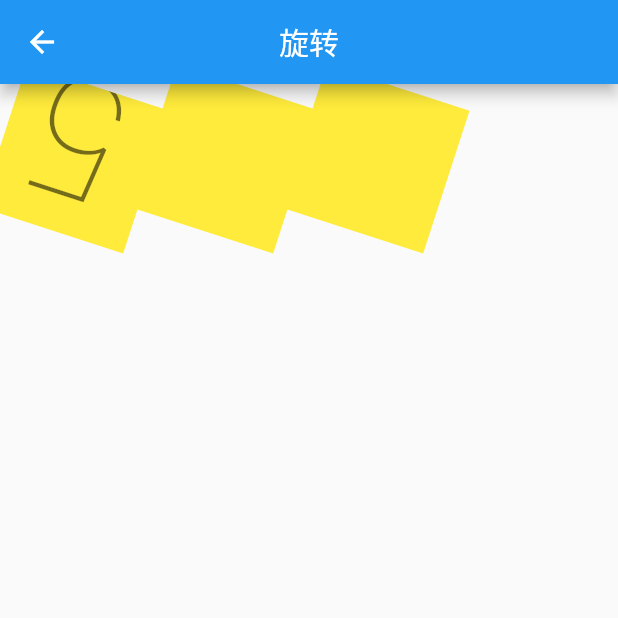
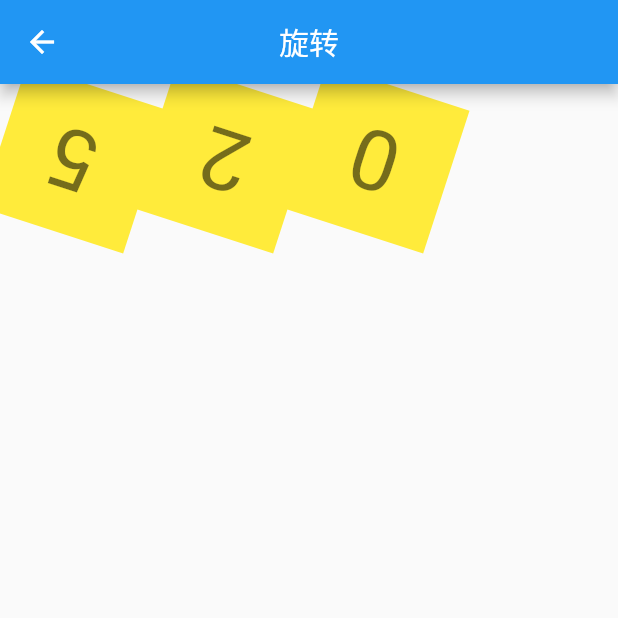
Before and after one commit to DreamlessRaw/flutter_sample, a Flutter app: the screen it shows after launch, after a tap on "旋转示例", on a phone screen of 412 x 824 dp, the top half of it. Run offline on Flutter 3.47's test engine with Material 2 defaults, Android fonts, the phone set to English and light mode, and no system bars; our stand-ins replace cookie_jar, dio, dio_cookie_manager, permission_handler; missing offline and left inert: scan.

Commit message:
AnimatedSwitcher动画，

```diff
--- a/lib/animated/rotation_transition.dart
+++ b/lib/animated/rotation_transition.dart
@@ -57,7 +57,7 @@ class _RotationTransitionPageState extends State<RotationTransitionPage>
                 child: Center(
                   child: Text(
                     '5',
-                    style: Theme.of(context).textTheme.headline1,
+                    style: Theme.of(context).textTheme.headline2,
                   ),
                 ),
               ),
@@ -69,6 +69,12 @@ class _RotationTransitionPageState extends State<RotationTransitionPage>
                 width: 100.0,
                 height: 100.0,
                 color: Colors.yellow,
+                child: Center(
+                  child: Text(
+                    '2',
+                    style: Theme.of(context).textTheme.headline2,
+                  ),
+                ),
               ),
             ),
             RotationTransition(
@@ -78,9 +84,22 @@ class _RotationTransitionPageState extends State<RotationTransitionPage>
                 width: 100.0,
                 height: 100.0,
                 color: Colors.yellow,
+                child: Center(
+                  child: Text(
+                    '0',
+                    style: Theme.of(context).textTheme.headline2,
+                  ),
+                ),
               ),
             ),
           ],
         ));
   }
+
+  @override
+  void dispose() {
+    // TODO: implement dispose
+    _controller.dispose();
+    super.dispose();
+  }
 }
--- a/lib/main.dart
+++ b/lib/main.dart
@@ -8,6 +8,8 @@ import 'package:flutter_sample/list_view.dart';
 import 'package:flutter_sample/login.dart';
 import 'package:flutter_sample/utils/scanner_utils.dart';
 import 'package:permission_handler/permission_handler.dart';
+
+import 'animated/switcher_animated.dart';
 
 void main() {
   runApp(MyApp());
@@ -89,6 +91,13 @@ class _MyHomePageState extends State<MyHomePage> {
           OutlinedButton(
               onPressed: () {
                 Navigator.push(context, MaterialPageRoute(builder: (context) {
+                  return AnimatedSwitcherPage();
+                }));
+              },
+              child: Text('AnimatedSwitcher示例')),
+          OutlinedButton(
+              onPressed: () {
+                Navigator.push(context, MaterialPageRoute(builder: (context) {
                   return LoginPage();
                 }));
               },
```
Also changed, not shown: lib/animated/cross_fade_animated.dart (+9 -1 lines), lib/animated/switcher_animated.dart (added, +92 -0 lines).
